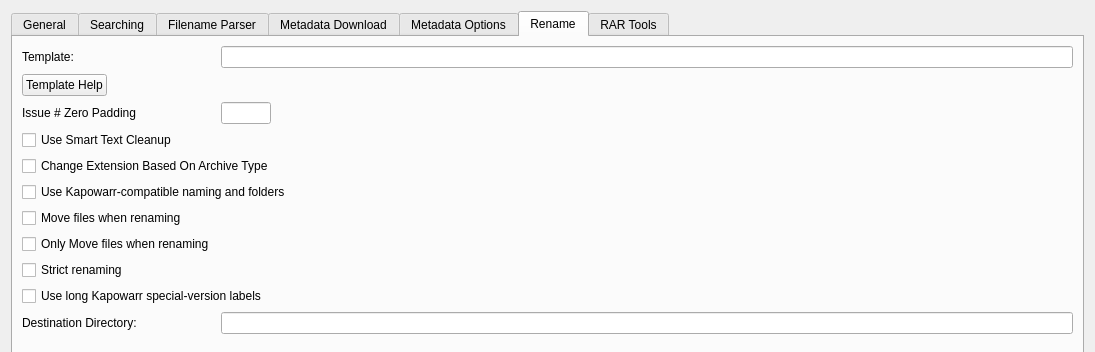
This is comictaggerlib/ui/settingswindow.ui in llithium/comictagger as Qt 5 draws it before an edit; both pictures show x 0 to 1095 and y 0 to 352 of the 1095 by 642 pixel window. The edited form follows.
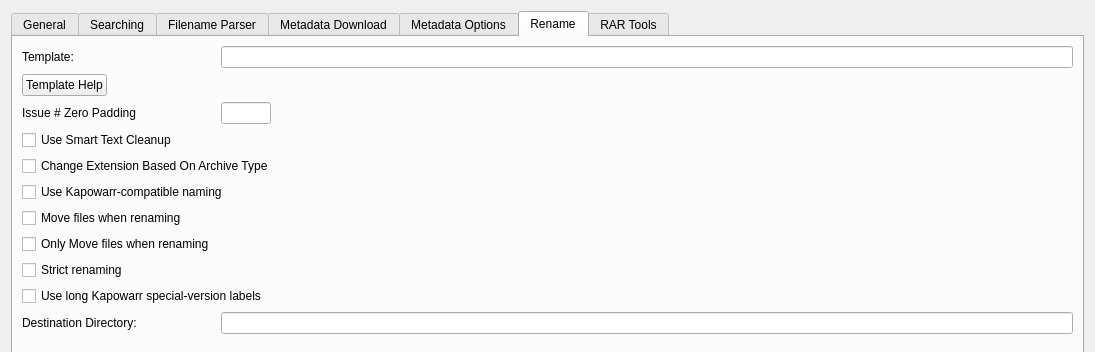
This is the edited form. The open tabs and pages were chosen to show the change.

Commit message: Fix Kapowarr naming without folders

The edit to the form file:
```diff
--- a/comictaggerlib/ui/settingswindow.ui
+++ b/comictaggerlib/ui/settingswindow.ui
@@ -1075,7 +1075,7 @@
               <string>Uses Kapowarr's default Publisher/Series/Volume folder layout and its normal, special-version, and Volume-As-Issue filename rules. Set Destination Directory to the library root. The preview is always shown before files are changed. This cannot be combined with Only Move.</string>
              </property>
              <property name="text">
-              <string>Use Kapowarr-compatible naming and folders</string>
+              <string>Use Kapowarr-compatible naming</string>
              </property>
             </widget>
            </item>
```
Left out of the diff: 2 changed lines with no effect on the pictures. The commit also changes 4 other files.
